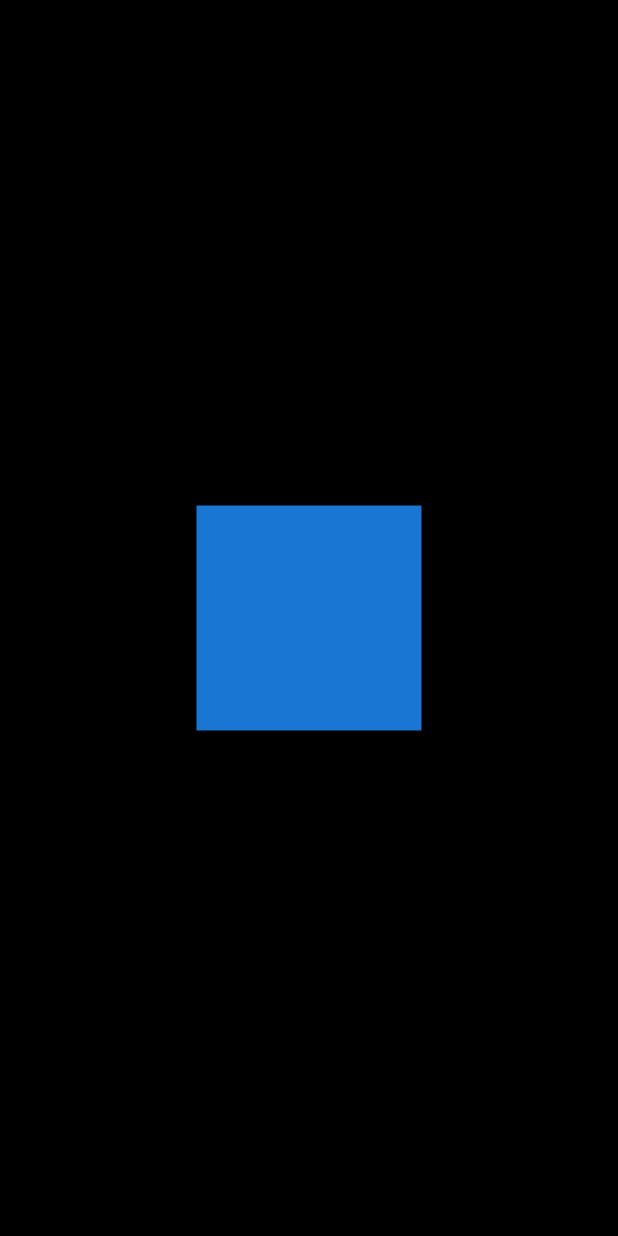
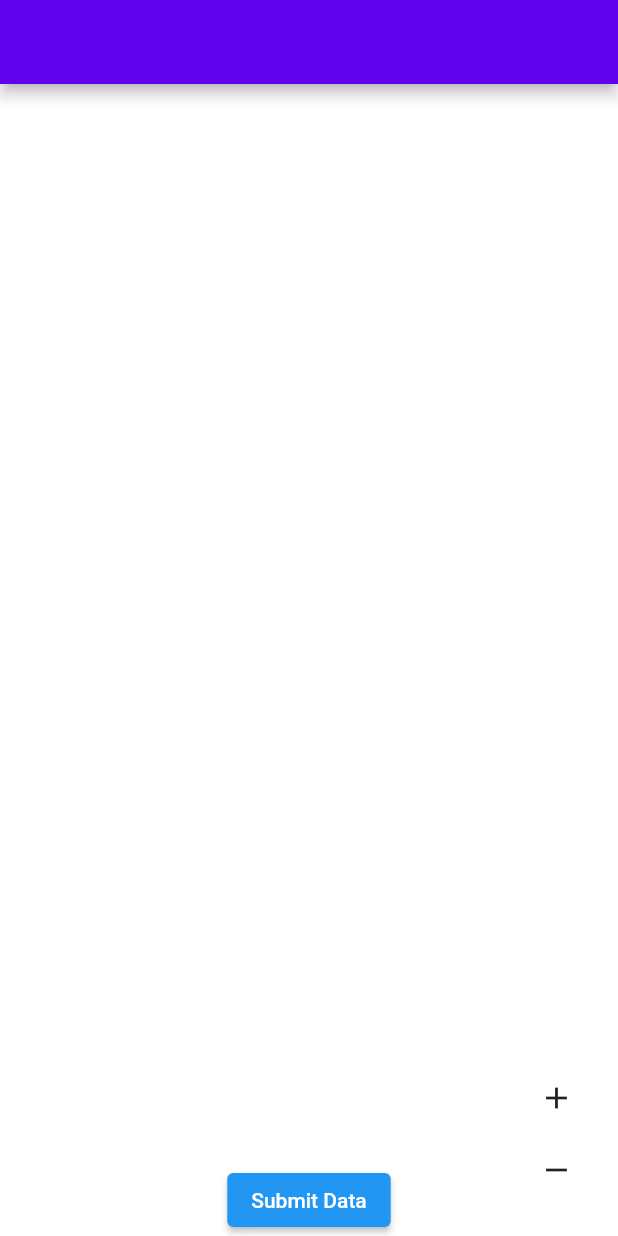
Before and after one commit to teamcodzify/flutter_course_by_codzify, a Flutter app: the first screen one second after launch, on a phone screen of 412 x 824 dp. Run offline on Flutter 3.47's test engine with Material 2 defaults, Android fonts, the phone set to English and light mode, and no system bars; our stand-ins replace cloud_firestore, firebase_auth, firebase_core, shared_preferences; accounts and stored records are empty.

Commit message:
dynamic widgets tutorial

```diff
--- a/lib/common_widgets/app_theme.dart
+++ b/lib/common_widgets/app_theme.dart
@@ -1,4 +1,5 @@
 import 'package:flutter/material.dart';
+import 'package:flutter_ecommerce_app/services/user_preferences.dart';
 
 class CustomColors {
   static const Color lightPurple = Color(0xFFBB86FA);
@@ -10,11 +11,13 @@ class CustomColors {
 }
 
 class AppTheme extends ChangeNotifier {
-  static bool _isDarkTheme = true;
+  static bool _isDarkTheme = false;
   ThemeMode get currentTheme => _isDarkTheme ? ThemeMode.dark : ThemeMode.light;
 
   void toggleTheme() {
     _isDarkTheme = !_isDarkTheme;
+    // UserPreferences().setUserTheme(_isDarkTheme);
+
     notifyListeners();
   }
 
--- a/lib/main.dart
+++ b/lib/main.dart
@@ -2,11 +2,15 @@ import 'package:firebase_core/firebase_core.dart';
 import 'package:flutter/material.dart';
 import 'package:flutter_ecommerce_app/common_widgets/app_theme.dart';
 import 'package:flutter_ecommerce_app/common_widgets/config.dart';
+import 'package:flutter_ecommerce_app/screens/dynamic_widgets.dart';
 import 'package:flutter_ecommerce_app/screens/splash_screen.dart';
+import 'package:flutter_ecommerce_app/services/user_preferences.dart';
 
 Future<void> main() async {
   WidgetsFlutterBinding.ensureInitialized();
   await Firebase.initializeApp();
+
+  await UserPreferences().init();
 
   runApp(const MyApp());
 }
@@ -35,7 +39,8 @@ class _MyAppState extends State<MyApp> {
       theme: AppTheme.lightTheme,
       darkTheme: AppTheme.darkTheme,
       themeMode: currentTheme.currentTheme,
-      home: const SplashScreen(),
+      // home: const SplashScreen(),
+      home: const DynamicWidgetsPage(),
     );
   }
 }
--- /dev/null
+++ b/lib/screens/dynamic_widgets.dart
@@ -0,0 +1,67 @@
+import 'package:flutter/material.dart';
+import 'package:flutter_ecommerce_app/screens/dynamic_dropdown.dart';
+import 'package:flutter_ecommerce_app/screens/dynamic_text_field.dart';
+
+class DynamicWidgetsPage extends StatefulWidget {
+  const DynamicWidgetsPage({Key? key}) : super(key: key);
+
+  @override
+  _DynamicWidgetsPageState createState() => _DynamicWidgetsPageState();
+}
+
+class _DynamicWidgetsPageState extends State<DynamicWidgetsPage> {
+  List<DynamicDropDown> dynamicWidgets = [];
+
+  printData() {
+    // dynamicWidgets.forEach((element) {
+    //   print(element.toString());
+    // });
+  }
+
+  @override
+  Widget build(BuildContext context) {
+    return Scaffold(
+        appBar: AppBar(),
+        body: Column(
+          children: [
+            Flexible(
+              child: ListView.builder(
+                itemCount: dynamicWidgets.length,
+                itemBuilder: (context, index) {
+                  return dynamicWidgets[index];
+                },
+              ),
+            ),
+            ElevatedButton(
+              onPressed: printData,
+              child: const Text("Submit Data"),
+            ),
+          ],
+        ),
+        floatingActionButton: Container(
+          height: 100,
+          width: 50,
+          child: Column(
+            // ignore: prefer_const_literals_to_create_immutables
+            children: <Widget>[
+              IconButton(
+                onPressed: () {
+                  setState(() {
+                    dynamicWidgets.add(DynamicDropDown());
+                  });
+                },
+                icon: const Icon(Icons.add),
+              ),
+              IconButton(
+                onPressed: () {
+                  setState(() {
+                    dynamicWidgets.removeLast();
+                  });
+                },
+                icon: const Icon(Icons.remove),
+              ),
+            ],
+          ),
+        ));
+  }
+}
--- a/lib/screens/signup_screen.dart
+++ b/lib/screens/signup_screen.dart
@@ -12,7 +12,7 @@ class SignUpScreen extends StatefulWidget {
 }
 
 class _SignUpScreenState extends State<SignUpScreen> {
-  String userEmail = "abcd@codzify.com";
+  String userEmail = "abcde@codzify.com";
   String userPassword = "codzify";
 
   final AuthService _authService = AuthService();
--- /dev/null
+++ b/lib/services/user_preferences.dart
@@ -0,0 +1,13 @@
+import 'package:shared_preferences/shared_preferences.dart';
+
+class UserPreferences {
+  late SharedPreferences _preferences;
+  final String _themePreference = 'isDarkTheme';
+
+  Future init() async => _preferences = await SharedPreferences.getInstance();
+
+  Future setUserTheme(bool isDarkTheme) async =>
+      await _preferences.setBool(_themePreference, isDarkTheme);
+
+  bool? getUserTheme() => _preferences.getBool(_themePreference);
+}
```
Also changed, not shown: lib/screens/dynamic_dropdown.dart (added, +79 -0 lines), lib/screens/dynamic_text_field.dart (added, +47 -0 lines), lib/screens/home_page.dart (+10 -0 lines), lib/screens/screen2.dart (added, +16 -0 lines), lib/screens/screen3.dart (added, +16 -0 lines), lib/screens/scren1.dart (added, +16 -0 lines), pubspec.yaml (+4 -9 lines), pubspec.lock.
